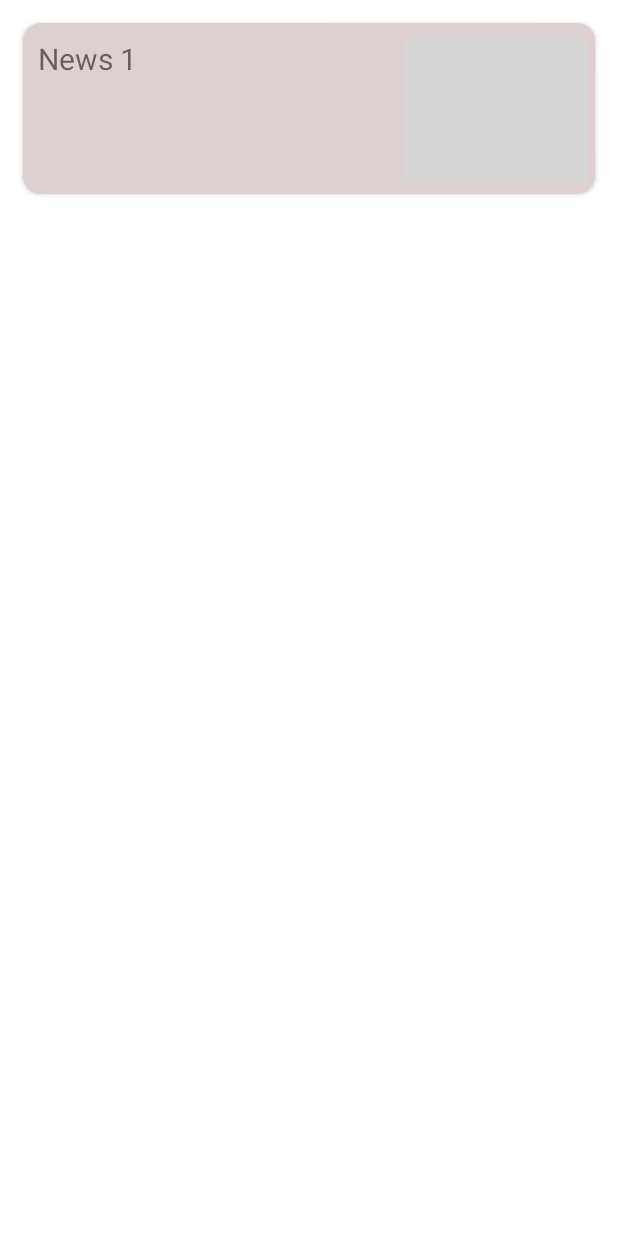
After one commit to KirillTalashko/Calculator, an Android app: the layout item_list.xml on its own in the app's theme, with its tools: preview values and no code run, on a phone screen of 412 x 824 dp. The commit adds this screen. Run offline under Robolectric (Android 15) with nearby library versions, the phone set to English and light mode, and no system bars; grey boxes are pictures that could not be loaded.

Commit message:
Add listAdapter Add various items Method for removing polydrom words isPolindrome

```diff
--- a/app/src/main/java/com/example/calculator/BlankFragmentTwo.kt
+++ b/app/src/main/java/com/example/calculator/BlankFragmentTwo.kt
@@ -20,8 +20,5 @@ class BlankFragmentTwo : Fragment() {
 
     override fun onViewCreated(view: View, savedInstanceState: Bundle?) {
         super.onViewCreated(view, savedInstanceState)
-        viewRoot.findViewById<Button>(R.id.button_text2).setOnClickListener {
-            findNavController().navigate(BlankFragmentTwoDirections.actionBlankFragment2ToSettingsFragment())
-        }
     }
 }
--- a/app/src/main/res/layout/fragment_blank.xml
+++ b/app/src/main/res/layout/fragment_blank.xml
@@ -11,6 +11,6 @@
         android:layout_width="match_parent"
         android:layout_height="match_parent"
         app:layoutManager="androidx.recyclerview.widget.LinearLayoutManager"
-        tools:listitem="@layout/text_row_item"
-        tools:itemCount="6"/>
+        tools:listitem="@layout/item_list_delete"
+        tools:itemCount="8"/>
 </FrameLayout>
--- a/app/src/main/res/layout/fragment_home.xml
+++ b/app/src/main/res/layout/fragment_home.xml
@@ -14,7 +14,7 @@
         android:layout_marginTop="100dp"
         android:layout_marginEnd="10dp"
         android:backgroundTint="@color/brown"
-        android:src="@drawable/ic_settings_button_forward"/>
+        android:src="@drawable/ic_go_to_settings"/>
 
     <TextView
         android:id="@+id/input_text"
--- /dev/null
+++ b/app/src/main/res/layout/item_list.xml
@@ -0,0 +1,42 @@
+<?xml version="1.0" encoding="utf-8"?>
+<androidx.cardview.widget.CardView
+    xmlns:android="http://schemas.android.com/apk/res/android"
+    xmlns:app="http://schemas.android.com/apk/res-auto"
+    android:id="@+id/card_view"
+    android:layout_width="match_parent"
+    android:layout_height="wrap_content"
+    android:layout_margin="15dp"
+    android:backgroundTint="@color/gray"
+    app:cardCornerRadius="12dp">
+
+    <FrameLayout
+        android:layout_width="match_parent"
+        android:layout_height="wrap_content"
+        android:layout_marginBottom="8dp"
+        android:orientation="horizontal">
+        <TextView
+            android:id="@+id/text_item"
+            android:layout_width="wrap_content"
+            android:layout_height="wrap_content"
+            android:layout_gravity="start"
+            android:layout_margin="10dp"
+            android:text="News 1"
+            android:textSize="20sp"/>
+        <ImageView
+            android:id="@+id/image_add"
+            android:layout_width="wrap_content"
+            android:layout_height="wrap_content"
+            android:src="@drawable/ic_add_box"
+            android:layout_gravity="end"
+            android:layout_marginTop="10dp"
+            android:layout_marginEnd="30dp"/>
+        <ImageView
+            android:id="@+id/image_delete"
+            android:layout_width="wrap_content"
+            android:layout_height="wrap_content"
+            android:src="@drawable/ic_delete_box"
+            android:layout_gravity="end"
+            android:layout_marginTop="10dp"
+            android:layout_marginEnd="5dp"/>
+    </FrameLayout>
+</androidx.cardview.widget.CardView>
--- a/app/src/main/res/values/colors.xml
+++ b/app/src/main/res/values/colors.xml
@@ -4,4 +4,8 @@
     <color name="white">#FFFFFFFF</color>
     <color name="purple">#9C27B0</color>
     <color name="brown">#9F6D21</color>
+    <color name="gray">#DCD1D0</color>
+    <color name="blue">#00BCD4</color>
+
+
 </resources>
--- a/app/src/main/res/values/themes.xml
+++ b/app/src/main/res/values/themes.xml
@@ -1,12 +1,12 @@
-<resources xmlns:tools="http://schemas.android.com/tools">
-    <style name="AppThemeLight" parent="Theme.MaterialComponents.DayNight.NoActionBar">
-        <item name="colorPrimary">#e91e63</item>
-        <item name="colorPrimaryDark">#b0003a</item>
-        <item name="colorAccent">#ff6090</item>
+<resources>
+    <style name="AppThemeLight" parent="Theme.MaterialComponents.DayNight">
+        <item name="colorPrimary">#FFD180</item>
+        <item name="colorPrimaryDark">#9F6D21</item>
+        <item name="colorAccent">#00BCD4</item>
     </style>
-    <style name="AppThemeDark" parent="Theme.AppCompat.DayNight.NoActionBar">
-        <item name="colorPrimary">#182CE3</item>
+    <style name="AppThemeDark" parent="Theme.MaterialComponents.DayNight">
+        <item name="colorPrimary">#82B1FF</item>
         <item name="colorPrimaryDark">#140259</item>
-        <item name="colorAccent">#5D90EA</item>
+        <item name="colorAccent">#9C27B0</item>
     </style>
 </resources>
```
Also changed, not shown: app/src/main/java/com/example/calculator/BlankFragment.kt (+38 -14 lines), app/src/main/java/com/example/calculator/adapter/Adapter.kt (+5 -15 lines), app/src/main/java/com/example/calculator/adapter/ListAdapter.kt (added, +103 -0 lines), app/src/main/java/com/example/calculator/adapter/MyViewHolder.kt (+47 -14 lines), app/src/main/res/drawable/ic_settings_button_back.xml (+7 -1 lines), app/src/main/res/drawable/ic_settings_button_forward.xml (+7 -1 lines), app/src/main/res/layout/item_list_add.xml (renamed from app/src/main/res/layout/text_row_item.xml, +17 -8 lines), app/src/main/res/layout/item_list_delete.xml (added, +35 -0 lines), app/src/main/res/layout/item_list_empty.xml (added, +15 -0 lines).
